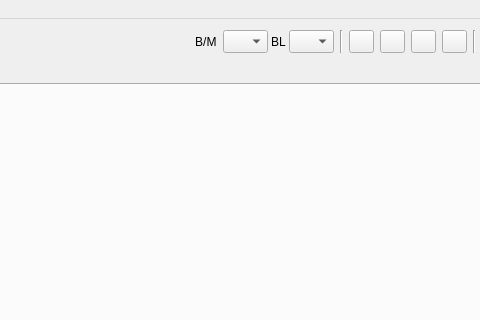
Above: src/MainWindow.ui from oli-kester/kepler34 before the change; both pictures show x 225 to 705 and y 0 to 320 of the 800 by 450 pixel window. Below: the same form after it.
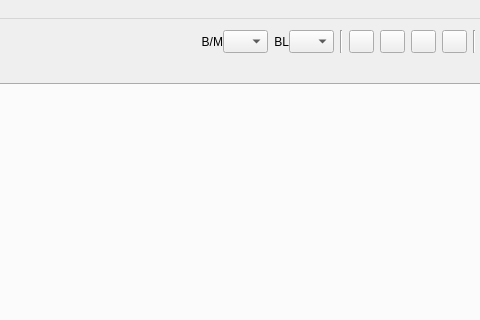
That is the form after the change. Icons and pictures are not drawn.

Patch:
```diff
--- a/src/MainWindow.ui
+++ b/src/MainWindow.ui
@@ -71,18 +71,21 @@
         </property>
         <property name="maximumSize">
          <size>
-          <width>28</width>
-          <height>19</height>
+          <width>999</width>
+          <height>999</height>
          </size>
         </property>
         <property name="layoutDirection">
          <enum>Qt::LeftToRight</enum>
         </property>
         <property name="text">
-         <string>B/M </string>
+         <string>B/M</string>
         </property>
         <property name="alignment">
-         <set>Qt::AlignCenter</set>
+         <set>Qt::AlignRight|Qt::AlignTrailing|Qt::AlignVCenter</set>
+        </property>
+        <property name="margin">
+         <number>2</number>
         </property>
        </widget>
       </item>
@@ -112,15 +115,18 @@
         </property>
         <property name="maximumSize">
          <size>
-          <width>1000</width>
-          <height>1000</height>
+          <width>999</width>
+          <height>999</height>
          </size>
         </property>
         <property name="text">
          <string>BL</string>
         </property>
         <property name="alignment">
-         <set>Qt::AlignCenter</set>
+         <set>Qt::AlignRight|Qt::AlignTrailing|Qt::AlignVCenter</set>
+        </property>
+        <property name="margin">
+         <number>2</number>
         </property>
        </widget>
       </item>
```
